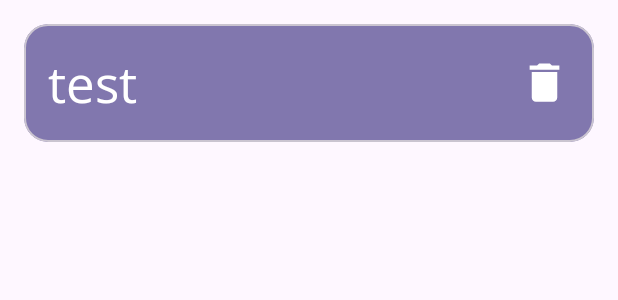
After one commit to KianMahmoudi/Android-Note-App, an Android app: the layout item_record_note.xml on its own in the app's theme, with its tools: preview values and no code run, on a phone screen of 412 x 824 dp. The commit adds this screen. Shown: the top 300 px of the screen. Run offline under Robolectric (Android 15) with nearby library versions, the phone set to English and light mode, and no system bars.

```diff
--- a/app/src/main/java/com/example/note/AppDatabase.java
+++ b/app/src/main/java/com/example/note/AppDatabase.java
@@ -10,10 +10,11 @@ import androidx.room.TypeConverters;
 import java.util.concurrent.ExecutorService;
 import java.util.concurrent.Executors;
 
-@Database(entities = {SimpleNote.class,ListNote.class}, version = 1)
+@Database(entities = {SimpleNote.class,ListNote.class,RecordNote.class}, version = 1)
 @TypeConverters({Converters.class})
 public abstract class AppDatabase extends RoomDatabase {
     public abstract SimpleNoteDao getSimpleNoteDao();
 
     public abstract ListNoteDao getListNoteDao();
+    public abstract RecordNoteDao getRecordNoteDao();
 }
--- /dev/null
+++ b/app/src/main/res/layout/item_record_note.xml
@@ -0,0 +1,40 @@
+<?xml version="1.0" encoding="utf-8"?>
+<com.google.android.material.card.MaterialCardView xmlns:android="http://schemas.android.com/apk/res/android"
+    xmlns:app="http://schemas.android.com/apk/res-auto"
+    xmlns:tools="http://schemas.android.com/tools"
+    android:layout_width="match_parent"
+    android:layout_height="wrap_content"
+    android:layout_margin="16dp"
+    android:backgroundTint="#8177AE"
+    app:cardCornerRadius="16dp">
+
+    <LinearLayout
+        android:layout_width="match_parent"
+        android:layout_height="match_parent"
+        android:orientation="horizontal">
+
+        <TextView
+            android:id="@+id/item_recordNote_title"
+            android:layout_width="match_parent"
+            android:layout_height="wrap_content"
+            android:layout_margin="16dp"
+            android:layout_weight="1"
+            android:ellipsize="end"
+            android:fontFamily="@font/open_sand_regular"
+            android:singleLine="true"
+            android:textColor="@color/white"
+            android:textSize="34sp"
+            tools:text="test" />
+
+        <ImageView
+            android:id="@+id/btn_delete"
+            android:layout_width="34dp"
+            android:layout_height="34dp"
+            android:layout_gravity="center"
+            android:layout_margin="16dp"
+            android:src="@drawable/ic_delete" />
+
+    </LinearLayout>
+
+
+</com.google.android.material.card.MaterialCardView>
--- a/app/src/main/res/layout/record_note.xml
+++ b/app/src/main/res/layout/record_note.xml
@@ -53,6 +53,7 @@
             app:hintEnabled="false">
 
             <com.google.android.material.textfield.TextInputEditText
+                android:id="@+id/note_title_recordNote"
                 android:layout_width="match_parent"
                 android:layout_height="match_parent"
                 android:background="#00000000"
```
Also changed, not shown: app/src/main/java/com/example/note/HomePage.java (+14 -3 lines), app/src/main/java/com/example/note/RecordNote.java (added, +48 -0 lines), app/src/main/java/com/example/note/RecordNoteActivity.java (+26 -6 lines), app/src/main/java/com/example/note/RecordNoteAdapter.java (added, +75 -0 lines), app/src/main/java/com/example/note/RecordNoteDao.java (added, +29 -0 lines).
